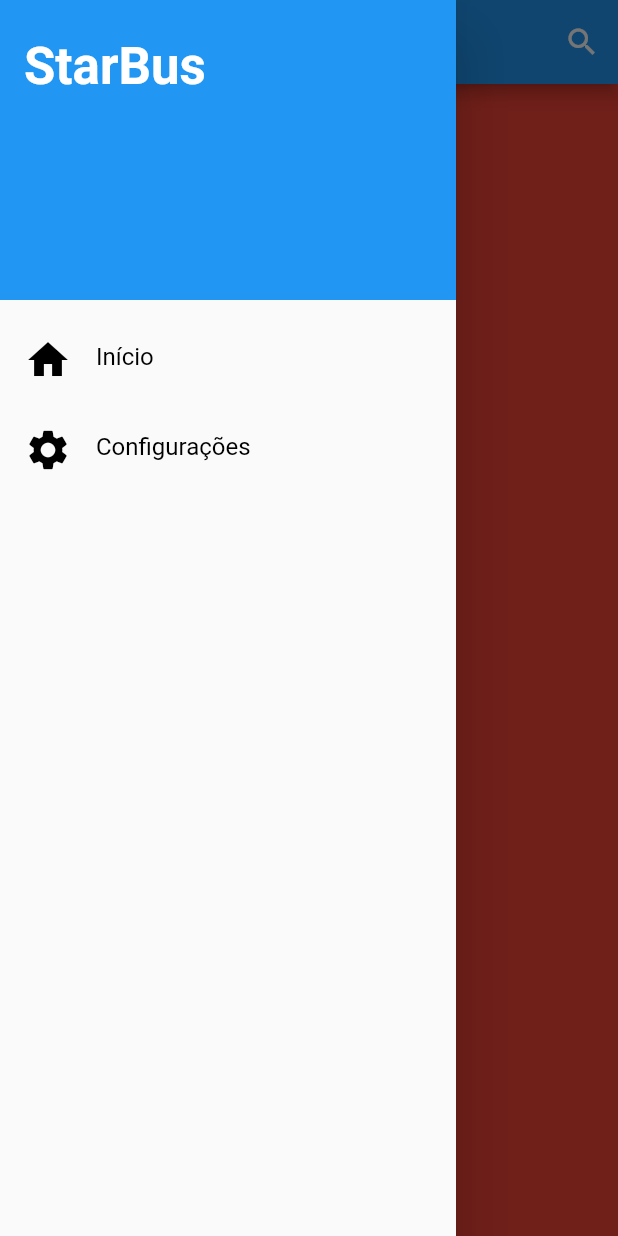
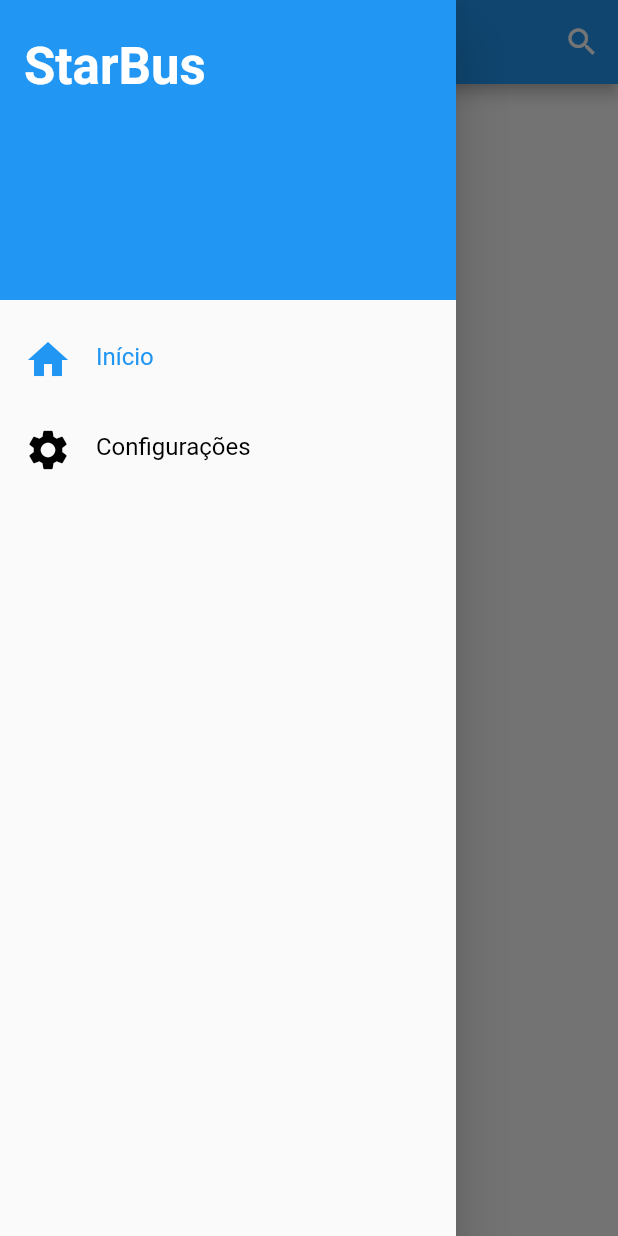
Before and after one commit to siliosffreitas/itp, a Flutter app: the screen it shows after launch, with the side drawer open, on a phone screen of 412 x 824 dp. Run offline on Flutter 3.47's test engine with Material 2 defaults, Android fonts, the phone set to English and light mode, and no system bars.

Commit message:
marcando a página visível como selecionada no drawer

```diff
--- a/lib/screens/tabs/map_tab.dart
+++ b/lib/screens/tabs/map_tab.dart
@@ -3,6 +3,6 @@ import 'package:flutter/material.dart';
 class MapTab extends StatelessWidget {
   @override
   Widget build(BuildContext context) {
-    return Container(color: Colors.red,);
+    return Container();
   }
 }
--- a/lib/screens/tabs/settings_tab.dart
+++ b/lib/screens/tabs/settings_tab.dart
@@ -3,6 +3,6 @@ import 'package:flutter/material.dart';
 class SettingsTab extends StatelessWidget {
   @override
   Widget build(BuildContext context) {
-    return Container(color: Colors.green,);
+    return Container();
   }
 }
--- a/lib/tiles/drawer_tile.dart
+++ b/lib/tiles/drawer_tile.dart
@@ -22,12 +22,12 @@ class DrawerTile extends StatelessWidget {
                 child: Icon(
                   icon,
                   size: 32,
-                  color: Colors.black,
+                  color: _pageController.page == page ? Theme.of(context).primaryColor: Colors.black,
                 ),
               ),
               Text(
                 text,
-                style: TextStyle(fontSize: 16, color: Colors.black),
+                style: TextStyle(fontSize: 16, color: _pageController.page == page ? Theme.of(context).primaryColor: Colors.black,),
               )
             ],
           ),
```
